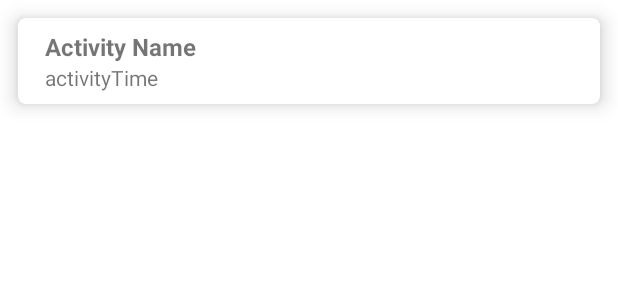
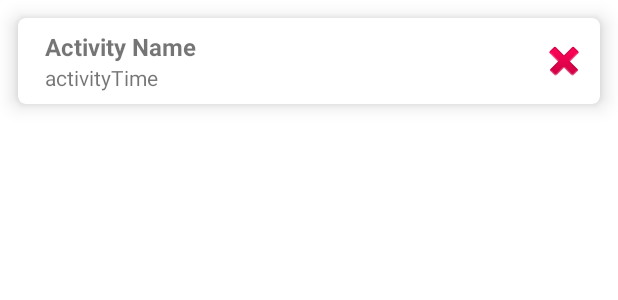
Before and after one commit to billbull21/KaiZen-App, an Android app: the layout item_list.xml on its own in the app's theme, with its tools: preview values and no code run, on a phone screen of 412 x 824 dp. Shown: the top 300 px of the screen. Run offline under Robolectric (Android 15) with nearby library versions, the phone set to English and light mode, and no system bars.

Commit message:
add validation notif and delete action done

```diff
--- a/app/src/main/AndroidManifest.xml
+++ b/app/src/main/AndroidManifest.xml
@@ -8,6 +8,7 @@
         android:label="@string/app_name"
         android:roundIcon="@mipmap/ic_launcher_round"
         android:supportsRtl="true"
+        android:fitsSystemWindows="true"
         android:theme="@style/Theme.KaiZen">
         <activity android:name=".view.activity.FormAddActivity" />
         <activity android:name=".view.activity.MainActivity">
--- a/app/src/main/java/com/billbull/dev/android/kaizen/view/adapter/MainActivityAdapter.kt
+++ b/app/src/main/java/com/billbull/dev/android/kaizen/view/adapter/MainActivityAdapter.kt
@@ -6,7 +6,7 @@ import androidx.recyclerview.widget.RecyclerView
 import com.billbull.dev.android.kaizen.databinding.ItemListBinding
 import com.billbull.dev.android.kaizen.models.db.entity.ActivityModel
 
-class MainActivityAdapter(private val dataList: List<ActivityModel>, private val listener: (ActivityModel) -> Unit)
+class MainActivityAdapter(private val dataList: List<ActivityModel>, private val delete: (Int) -> Unit, private val listener: (ActivityModel) -> Unit)
     : RecyclerView.Adapter<MainActivityAdapter.MainActivityViewHolder>() {
 
     private lateinit var binding: ItemListBinding
@@ -23,6 +23,7 @@ class MainActivityAdapter(private val dataList: List<ActivityModel>, private val
                 binding.tvActivityName.text = activity_name
                 binding.tvActivityTime.text = activity_time
 
+                binding.ivDelete.setOnClickListener { delete(id) }
                 itemView.setOnClickListener { listener(this) }
             }
         }
--- a/app/src/main/java/com/billbull/dev/android/kaizen/viewmodels/ActivityViewModel.kt
+++ b/app/src/main/java/com/billbull/dev/android/kaizen/viewmodels/ActivityViewModel.kt
@@ -1,5 +1,6 @@
 package com.billbull.dev.android.kaizen.viewmodels
 
+import android.util.Log
 import androidx.lifecycle.LiveData
 import androidx.lifecycle.ViewModel
 import com.billbull.dev.android.kaizen.models.db.entity.ActivityModel
--- a/app/src/main/res/layout/item_list.xml
+++ b/app/src/main/res/layout/item_list.xml
@@ -22,7 +22,11 @@
             android:orientation="vertical"
             android:layout_centerVertical="true"
             android:layout_marginLeft="10dp"
-            android:layout_marginStart="10dp">
+            android:layout_marginStart="10dp"
+            android:layout_alignParentStart="true"
+            android:layout_alignParentLeft="true"
+            android:layout_toStartOf="@id/iv_delete"
+            android:layout_toLeftOf="@id/iv_delete">
 
             <TextView
                 android:id="@+id/tv_activityName"
@@ -38,9 +42,15 @@
                 tools:text="activityTime"
                 android:maxLines="2"
                 android:ellipsize="end"/>
-
         </LinearLayout>
-
+        <ImageView
+            android:id="@+id/iv_delete"
+            android:layout_width="wrap_content"
+            android:layout_height="wrap_content"
+            android:layout_alignParentEnd="true"
+            android:layout_alignParentRight="true"
+            android:layout_centerVertical="true"
+            android:src="@android:drawable/ic_delete" />
     </RelativeLayout>
 
 </com.google.android.material.card.MaterialCardView>
```
Also changed, not shown: app/src/main/java/com/billbull/dev/android/kaizen/view/activity/FormAddActivity.kt (+19 -14 lines), app/src/main/java/com/billbull/dev/android/kaizen/view/activity/MainActivity.kt (+25 -4 lines), app/src/main/res/layout/activity_form_add.xml (+20 -7 lines).
